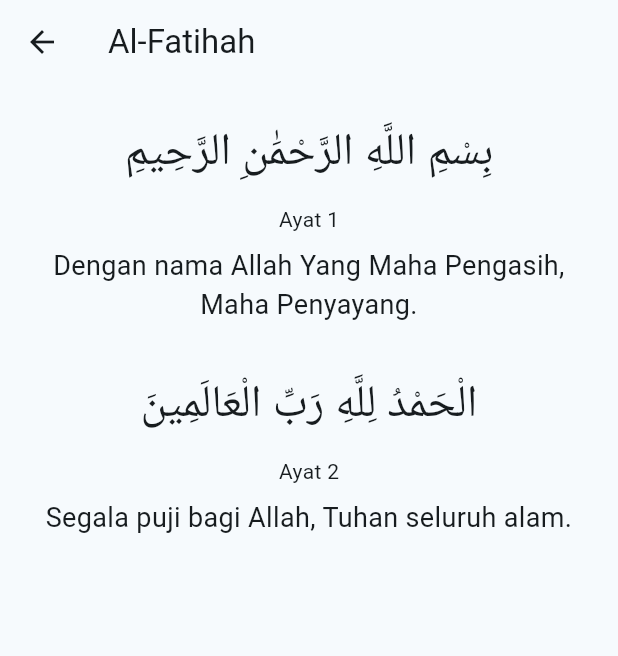
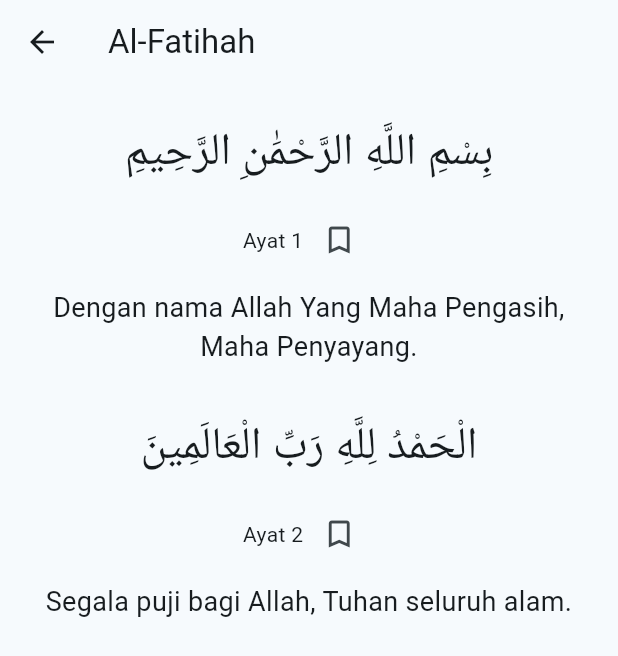
Before and after one commit to ginanjar-nom/quran-flutter-app, a Flutter app: the screen it shows after launch, after a tap on an icon or button, on a phone screen of 412 x 824 dp. Shown: the top 656 px of the screen. Run offline on Flutter 3.47's test engine with Material 3 defaults, Android fonts, the phone set to English and light mode, and no system bars; our stand-ins replace shared_preferences.

Commit message:
Add verse bookmark feature

```diff
--- a/lib/halaman_bacaan.dart
+++ b/lib/halaman_bacaan.dart
@@ -1,7 +1,8 @@
 import 'package:flutter/material.dart';
+import 'package:shared_preferences/shared_preferences.dart';
 import 'data_surah.dart';
 
-class HalamanBacaan extends StatelessWidget {
+class HalamanBacaan extends StatefulWidget {
   final String namaSurah;
 
   const HalamanBacaan({
@@ -9,12 +10,53 @@ class HalamanBacaan extends StatelessWidget {
     required this.namaSurah,
   });
 
+
+  @override
+  State<HalamanBacaan> createState() => _HalamanBacaanState();
+}
+
+class _HalamanBacaanState extends State<HalamanBacaan> {
+int? ayatTerakhir;
+
+@override
+void initState() {
+  super.initState();
+  muatPenandaAyat();
+}
+
+
+Future<void> muatPenandaAyat() async {
+  final prefs = await SharedPreferences.getInstance();
+  final nomor = prefs.getInt('penanda_${widget.namaSurah}');
+
+  if (!mounted) return;
+
+  setState(() {
+    ayatTerakhir = nomor;
+  });
+}
+
+Future<void> simpanPenandaAyat(int nomorAyat) async {
+  final prefs = await SharedPreferences.getInstance();
+
+  await prefs.setInt(
+    'penanda_${widget.namaSurah}',
+    nomorAyat,
+  );
+
+  if (!mounted) return;
+
+  setState(() {
+    ayatTerakhir = nomorAyat;
+  });
+}
+
   @override
   Widget build(BuildContext context) {
     // Memilih data ayat berdasarkan nama surah.
     final List<Map<String, dynamic>> daftarAyat;
 
-    if (namaSurah == 'Al-Baqarah') {
+    if (widget.namaSurah == 'Al-Baqarah') {
       daftarAyat = dataAyatBaqarah;
     } else {
       daftarAyat = dataAyatFatihah;
@@ -22,7 +64,7 @@ class HalamanBacaan extends StatelessWidget {
 
     return Scaffold(
       appBar: AppBar(
-        title: Text(namaSurah),
+        title: Text(widget.namaSurah),
       ),
       body: SingleChildScrollView(
         child: Padding(
@@ -41,7 +83,25 @@ class HalamanBacaan extends StatelessWidget {
                       ),
                     ),
                     const SizedBox(height: 12),
-                    Text('Ayat ${ayat['nomor']}'),
+
+Row(
+  mainAxisAlignment: MainAxisAlignment.center,
+  children: [
+    Text('Ayat ${ayat['nomor']}'),
+    IconButton(
+      icon: Icon(
+        ayatTerakhir == ayat['nomor']
+            ? Icons.bookmark
+            : Icons.bookmark_border,
+      ),
+      onPressed: () {
+        simpanPenandaAyat(ayat['nomor'] as int);
+      },
+      tooltip: 'Tandai ayat terakhir',
+    ),
+  ],
+),
+
                     const SizedBox(height: 8),
                     Text(
                       ayat['terjemahan'],
```
